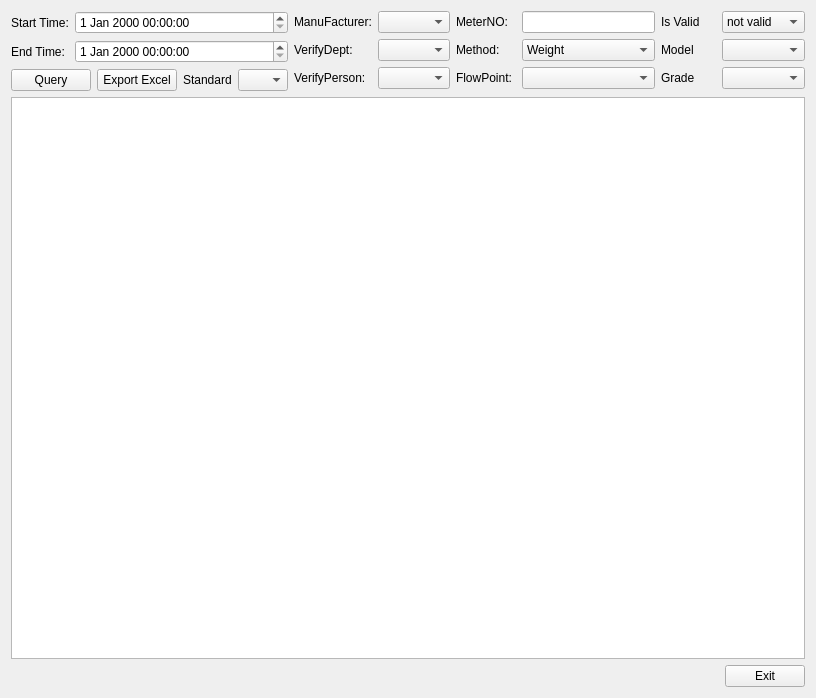
Above: source/resultquery/ui/total_result.ui from flimmy78/qtverify before the change. Below: the same form after it.
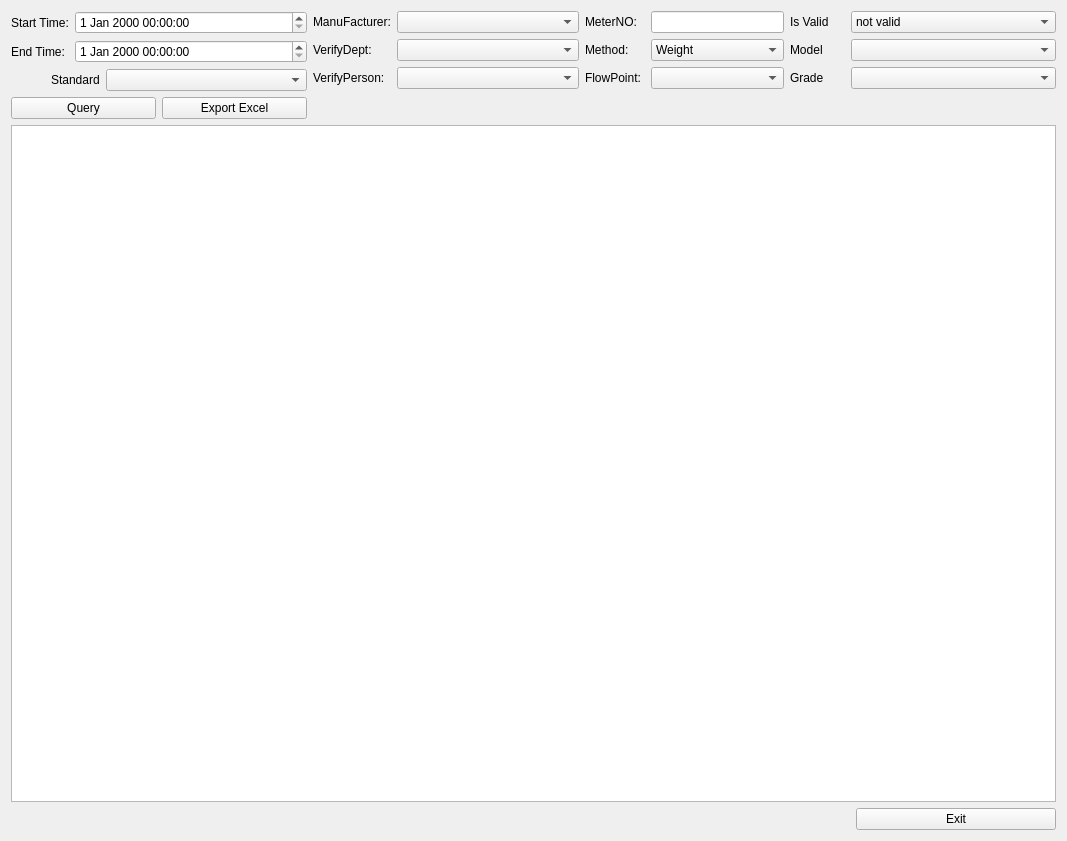
That is the form after the change.

```diff
--- a/source/resultquery/ui/total_result.ui
+++ b/source/resultquery/ui/total_result.ui
@@ -6,19 +6,17 @@
    <rect>
     <x>0</x>
     <y>0</y>
-    <width>816</width>
-    <height>698</height>
+    <width>1067</width>
+    <height>841</height>
    </rect>
   </property>
   <property name="windowTitle">
    <string>Total Verify Result</string>
   </property>
-  <layout class="QVBoxLayout" name="verticalLayout_2">
-   <item>
-    <layout class="QHBoxLayout" name="horizontalLayout_5">
-     <item>
-      <layout class="QVBoxLayout" name="verticalLayout">
-       <item>
+  <layout class="QGridLayout" name="gridLayout_7">
+   <item row="0" column="0">
+    <layout class="QGridLayout" name="gridLayout_6">
+     <item row="0" column="0">
         <layout class="QGridLayout" name="gridLayout">
          <item row="0" column="0">
           <widget class="QLabel" name="label">
@@ -54,82 +52,7 @@
          </item>
         </layout>
        </item>
-       <item>
-        <layout class="QHBoxLayout" name="horizontalLayout_4">
-         <item>
-          <layout class="QHBoxLayout" name="horizontalLayout_2">
-           <item>
-            <widget class="QPushButton" name="btnQuery">
-             <property name="sizePolicy">
-              <sizepolicy hsizetype="Preferred" vsizetype="Fixed">
-               <horstretch>0</horstretch>
-               <verstretch>0</verstretch>
-              </sizepolicy>
-             </property>
-             <property name="maximumSize">
-              <size>
-               <width>120</width>
-               <height>16777215</height>
-              </size>
-             </property>
-             <property name="text">
-              <string>Query</string>
-             </property>
-            </widget>
-           </item>
-           <item>
-            <widget class="QPushButton" name="btnExport">
-             <property name="sizePolicy">
-              <sizepolicy hsizetype="Preferred" vsizetype="Preferred">
-               <horstretch>0</horstretch>
-               <verstretch>0</verstretch>
-              </sizepolicy>
-             </property>
-             <property name="maximumSize">
-              <size>
-               <width>120</width>
-               <height>16777215</height>
-              </size>
-             </property>
-             <property name="text">
-              <string>Export Excel</string>
-             </property>
-            </widget>
-           </item>
-          </layout>
-         </item>
-         <item>
-          <layout class="QHBoxLayout" name="horizontalLayout_3">
-           <item>
-            <widget class="QLabel" name="label_11">
-             <property name="sizePolicy">
-              <sizepolicy hsizetype="Fixed" vsizetype="Fixed">
-               <horstretch>0</horstretch>
-               <verstretch>0</verstretch>
-              </sizepolicy>
-             </property>
-             <property name="text">
-              <string>Standard</string>
-             </property>
-            </widget>
-           </item>
-           <item>
-            <widget class="QComboBox" name="cmbStandard">
-             <property name="maximumSize">
-              <size>
-               <width>50</width>
-               <height>16777215</height>
-              </size>
-             </property>
-            </widget>
-           </item>
-          </layout>
-         </item>
-        </layout>
-       </item>
-      </layout>
-     </item>
-     <item>
+     <item row="0" column="1" rowspan="2">
       <layout class="QGridLayout" name="gridLayout_2">
        <item row="0" column="0">
         <widget class="QLabel" name="label_4">
@@ -202,7 +125,7 @@
        </item>
       </layout>
      </item>
-     <item>
+     <item row="0" column="2" rowspan="2">
       <layout class="QGridLayout" name="gridLayout_3">
        <item row="0" column="0">
         <widget class="QLabel" name="label_6">
@@ -334,7 +257,7 @@
        </item>
       </layout>
      </item>
-     <item>
+     <item row="0" column="3" rowspan="2">
       <layout class="QGridLayout" name="gridLayout_4">
        <item row="0" column="0">
         <widget class="QLabel" name="label_9">
@@ -440,12 +363,122 @@
        </item>
       </layout>
      </item>
-    </layout>
-   </item>
+     <item row="1" column="0">
+      <layout class="QGridLayout" name="gridLayout_5">
+       <item row="0" column="0">
+        <spacer name="horizontalSpacer">
+         <property name="orientation">
+          <enum>Qt::Horizontal</enum>
+         </property>
+         <property name="sizeType">
+          <enum>QSizePolicy::Preferred</enum>
+         </property>
+         <property name="sizeHint" stdset="0">
+          <size>
+           <width>40</width>
+           <height>20</height>
+          </size>
+         </property>
+        </spacer>
+       </item>
+       <item row="0" column="1">
+        <widget class="QLabel" name="label_11">
+         <property name="sizePolicy">
+          <sizepolicy hsizetype="Fixed" vsizetype="Fixed">
+           <horstretch>0</horstretch>
+           <verstretch>0</verstretch>
+          </sizepolicy>
+         </property>
+         <property name="text">
+          <string>Standard</string>
+         </property>
+        </widget>
+       </item>
+       <item row="0" column="2">
+        <widget class="QComboBox" name="cmbStandard">
+         <property name="maximumSize">
+          <size>
+           <width>300</width>
+           <height>16777215</height>
+          </size>
+         </property>
+        </widget>
+       </item>
+      </layout>
+     </item>
+     <item row="2" column="0">
+      <layout class="QHBoxLayout" name="horizontalLayout_2">
    <item>
+        <widget class="QPushButton" name="btnQuery">
+         <property name="sizePolicy">
+          <sizepolicy hsizetype="Preferred" vsizetype="Fixed">
+           <horstretch>0</horstretch>
+           <verstretch>0</verstretch>
+          </sizepolicy>
+         </property>
+         <property name="minimumSize">
+          <size>
+           <width>145</width>
+           <height>0</height>
+          </size>
+         </property>
+         <property name="maximumSize">
+          <size>
+           <width>120</width>
+           <height>16777215</height>
+          </size>
+         </property>
+         <property name="text">
+          <string>Query</string>
+         </property>
+        </widget>
+       </item>
+       <item>
+        <widget class="QPushButton" name="btnExport">
+         <property name="sizePolicy">
+          <sizepolicy hsizetype="Preferred" vsizetype="Preferred">
+           <horstretch>0</horstretch>
+           <verstretch>0</verstretch>
+          </sizepolicy>
+         </property>
+         <property name="minimumSize">
+          <size>
+           <width>145</width>
+           <height>0</height>
+          </size>
+         </property>
+         <property name="maximumSize">
+          <size>
+           <width>120</width>
+           <height>16777215</height>
+          </size>
+         </property>
+         <property name="text">
+          <string>Export Excel</string>
+         </property>
+        </widget>
+       </item>
+      </layout>
+     </item>
+     <item row="2" column="1" colspan="3">
+      <spacer name="horizontalSpacer_3">
+       <property name="orientation">
+        <enum>Qt::Horizontal</enum>
+       </property>
+       <property name="sizeHint" stdset="0">
+        <size>
+         <width>678</width>
+         <height>20</height>
+        </size>
+       </property>
+      </spacer>
+     </item>
+    </layout>
+   </item>
+   <item row="1" column="0">
     <widget class="QTableView" name="tableView"/>
    </item>
-   <item>
+   <item row="2" column="0">
     <layout class="QHBoxLayout" name="horizontalLayout">
      <item>
       <spacer name="horizontalSpacer_2">
@@ -468,6 +501,12 @@
          <verstretch>0</verstretch>
         </sizepolicy>
        </property>
+       <property name="minimumSize">
+        <size>
+         <width>200</width>
+         <height>0</height>
+        </size>
+       </property>
        <property name="text">
         <string>Exit</string>
        </property>
```
Left out of the diff: 2 changed lines with no effect on the pictures. Lines whose indentation alone changed are shown as unchanged.
